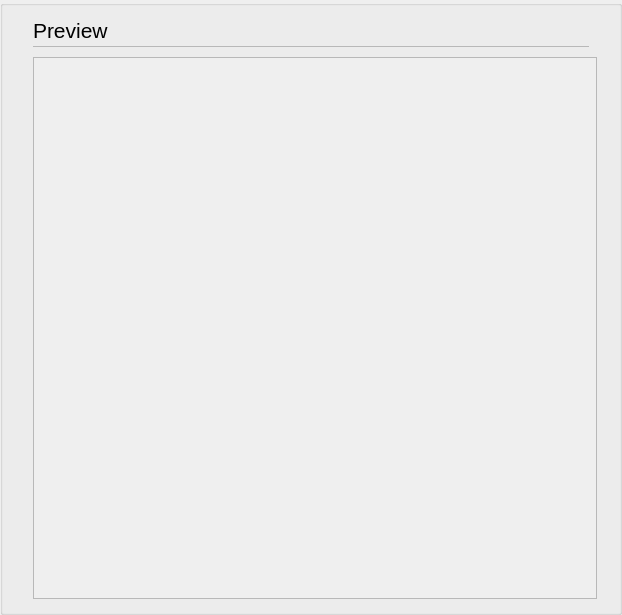
Old version of the form opensyde_tool/src/system_views/system_update/C_SyvUpProgressLog.ui in the repository openSYDE/openSYDE.
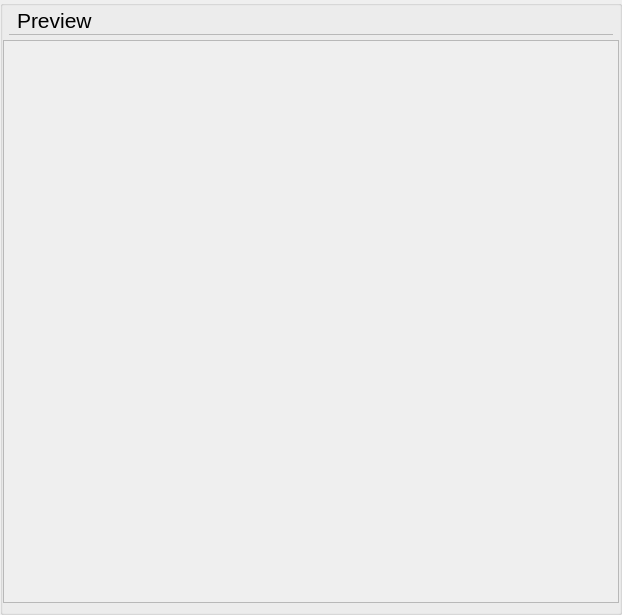
New version of the form. Custom widgets are drawn as their Qt base class.

```diff
--- a/opensyde_tool/src/system_views/system_update/C_SyvUpProgressLog.ui
+++ b/opensyde_tool/src/system_views/system_update/C_SyvUpProgressLog.ui
@@ -33,13 +33,13 @@
      </property>
      <layout class="QHBoxLayout" name="horizontalLayout_4">
       <property name="leftMargin">
-       <number>30</number>
+       <number>0</number>
+      </property>
+      <property name="topMargin">
+       <number>0</number>
       </property>
       <property name="rightMargin">
-       <number>22</number>
-      </property>
-      <property name="bottomMargin">
-       <number>13</number>
+       <number>0</number>
       </property>
       <item>
        <layout class="QVBoxLayout" name="verticalLayout_3" stretch="0,0,0,1">
@@ -50,22 +50,31 @@
          <enum>QLayout::SetMinimumSize</enum>
         </property>
         <item>
-         <layout class="QHBoxLayout" name="horizontalLayout_5" stretch="0,1">
+         <layout class="QHBoxLayout" name="pc_HorizontalLayout" stretch="0,1">
           <property name="spacing">
            <number>6</number>
           </property>
+          <property name="leftMargin">
+           <number>14</number>
+          </property>
+          <property name="topMargin">
+           <number>2</number>
+          </property>
+          <property name="bottomMargin">
+           <number>1</number>
+          </property>
           <item>
-           <widget class="stw_opensyde_gui_elements::C_OgeLabHeadingGroupBold" name="pc_LabelPreview">
+           <widget class="stw_opensyde_gui_elements::C_OgeLabProgressLogHeading" name="pc_LabelPreview">
             <property name="minimumSize">
              <size>
               <width>0</width>
-              <height>30</height>
+              <height>25</height>
              </size>
             </property>
             <property name="maximumSize">
              <size>
               <width>16777215</width>
-              <height>30</height>
+              <height>25</height>
              </size>
             </property>
             <property name="font">
@@ -95,18 +104,15 @@
          </layout>
         </item>
         <item>
-         <layout class="QHBoxLayout" name="horizontalLayout_18" stretch="1">
+         <layout class="QHBoxLayout" name="horizontalLayout_18">
           <property name="spacing">
            <number>0</number>
           </property>
-          <property name="topMargin">
-           <number>1</number>
+          <property name="leftMargin">
+           <number>6</number>
           </property>
           <property name="rightMargin">
-           <number>8</number>
-          </property>
-          <property name="bottomMargin">
-           <number>0</number>
+           <number>6</number>
           </property>
           <item>
            <widget class="stw_opensyde_gui_elements::C_OgeFrameSeparator" name="pc_Frame">
@@ -140,7 +146,7 @@
           <property name="sizeHint" stdset="0">
            <size>
             <width>10</width>
-            <height>10</height>
+            <height>5</height>
            </size>
           </property>
          </spacer>
@@ -155,8 +161,8 @@
             <rect>
              <x>0</x>
              <y>0</y>
-             <width>564</width>
-             <height>542</height>
+             <width>616</width>
+             <height>564</height>
             </rect>
            </property>
            <layout class="QVBoxLayout" name="verticalLayout_2">
@@ -164,13 +170,13 @@
              <number>0</number>
             </property>
             <property name="leftMargin">
-             <number>0</number>
+             <number>14</number>
             </property>
             <property name="topMargin">
              <number>0</number>
             </property>
             <property name="rightMargin">
-             <number>0</number>
+             <number>9</number>
             </property>
             <item>
              <layout class="QVBoxLayout" name="pc_VerticalLayoutDynamic">
@@ -201,35 +207,35 @@
   </layout>
  </widget>
  <customwidgets>
-  <customwidget>
-   <class>stw_opensyde_gui_elements::C_OgeFrameSeparator</class>
-   <extends>QFrame</extends>
-   <header>C_OgeFrameSeparator.h</header>
-   <container>1</container>
-  </customwidget>
   <customwidget>
    <class>stw_opensyde_gui_elements::C_OgeWiOnlyBackground</class>
    <extends>QWidget</extends>
    <header>C_OgeWiOnlyBackground.h</header>
    <container>1</container>
   </customwidget>
+  <customwidget>
+   <class>stw_opensyde_gui_elements::C_OgeFrameSeparator</class>
+   <extends>QFrame</extends>
+   <header>C_OgeFrameSeparator.h</header>
+   <container>1</container>
+  </customwidget>
   <customwidget>
    <class>stw_opensyde_gui_elements::C_OgeTransparentScrollArea</class>
    <extends>QScrollArea</extends>
    <header>C_OgeTransparentScrollArea.h</header>
    <container>1</container>
   </customwidget>
-  <customwidget>
-   <class>stw_opensyde_gui_elements::C_OgeLabHeadingGroupBold</class>
-   <extends>QLabel</extends>
-   <header>C_OgeLabHeadingGroupBold.h</header>
-  </customwidget>
   <customwidget>
    <class>stw_opensyde_gui_elements::C_OgeGbx</class>
    <extends>QGroupBox</extends>
    <header>C_OgeGbx.h</header>
    <container>1</container>
   </customwidget>
+  <customwidget>
+   <class>stw_opensyde_gui_elements::C_OgeLabProgressLogHeading</class>
+   <extends>QLabel</extends>
+   <header>C_OgeLabProgressLogHeading.h</header>
+  </customwidget>
  </customwidgets>
  <resources/>
  <connections/>
```
